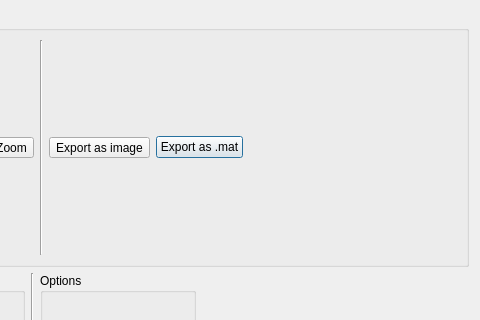
This is src/ui/custom_plot.ui in pfechd/jabe as Qt 5 draws it before an edit; both pictures show x 137 to 617 and y 0 to 320 of the 617 by 540 pixel window. The edited form follows.
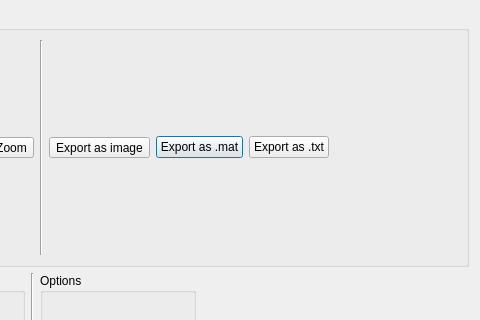
This is the edited form.

Commit message: Add ability to save as .txt

```diff
--- a/src/ui/custom_plot.ui
+++ b/src/ui/custom_plot.ui
@@ -92,6 +92,13 @@
           </property>
          </widget>
         </item>
+        <item>
+         <widget class="QPushButton" name="toolButton_export_txt">
+          <property name="text">
+           <string>Export as .txt</string>
+          </property>
+         </widget>
+        </item>
         <item>
          <spacer name="horizontalSpacer_2">
           <property name="orientation">
```
The commit also changes 1 other file.
